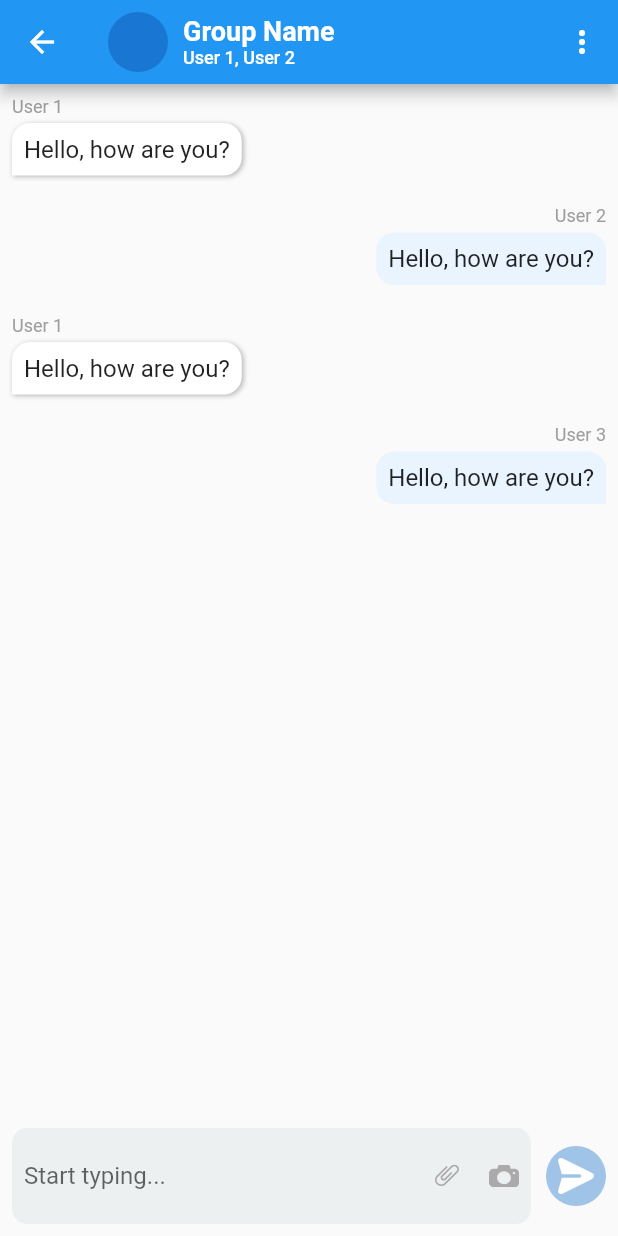
After one commit to abdut7/stellar_app, a Flutter app: the GroupChatScreen screen opened directly, on a phone screen of 412 x 824 dp. The commit adds this screen. Run offline on Flutter 3.47's test engine with Material 2 defaults, Android fonts, the phone set to English and light mode, and no system bars; our stand-ins replace contacts_service, dio, flutter_screenutil, flutter_svg, geolocator, get and 6 more; accounts and stored records are empty.

Commit message:
Added group screen

```diff
--- a/lib/View/Chat/HomeChat/sub/home/home_screen.dart
+++ b/lib/View/Chat/HomeChat/sub/home/home_screen.dart
@@ -1,6 +1,7 @@
 import 'package:base_project/View/chat/HomeChat/sub/home/widgets/chat_home_appbar_widget.dart';
 import 'package:base_project/View/chat/HomeChat/sub/home/widgets/chat_tile_widget.dart';
 import 'package:base_project/View/Contact/show_contact/show_contacts_screen.dart';
+import 'package:base_project/View/chat/group_chat/group_chat_screen.dart';
 import 'package:base_project/models/api_models/chat_history_model.dart';
 import 'package:base_project/services/api_services/chat_history_service.dart';
 import 'package:base_project/widgets/search_text_field.dart';
@@ -78,6 +79,8 @@ class _HomeScreenState extends State<HomeScreen> {
                         if (data.strType == "private") {
                           Get.to(() => PrivateChatScreen(
                               fullName: data.strName, chatId: data.strChatId));
+                        } else if (data.strType == "group") {
+                          Get.to(() => GroupChatScreen());
                         }
                       },
                     ),
--- a/lib/View/Chat/chat_screen/chat_screen.dart
+++ b/lib/View/Chat/chat_screen/chat_screen.dart
@@ -1,4 +1,3 @@
-import 'package:base_project/View/chat/chat_screen/widgets/bottom_field_sent_widget.dart';
 import 'package:base_project/View/chat/chat_screen/widgets/chat_appbar_title_widget.dart';
 import 'package:base_project/View/chat/chat_screen/widgets/chat_bubble.dart';
 import 'package:base_project/controllers/private_chat_controller.dart';
@@ -10,6 +9,7 @@ import 'package:flutter/material.dart';
 import 'package:get/get.dart';
 import 'package:intl/intl.dart';
 
+import '../widgets/bottom_field_sent_widget.dart';
 import 'model/message_model.dart';
 
 class PrivateChatScreen extends StatefulWidget {
--- a/lib/View/Chat/chat_screen/widgets/chat_bubble.dart
+++ b/lib/View/Chat/chat_screen/widgets/chat_bubble.dart
@@ -50,7 +50,7 @@ class ChatBubble extends StatelessWidget {
               ),
               const SizedBox(width: 4.0),
               if (isSent)
-                Icon(
+                const Icon(
                   true ? Icons.done_all : Icons.done,
                   color: Colors.grey,
                   size: 16.0,
--- /dev/null
+++ b/lib/View/Chat/group_chat/group_chat_screen.dart
@@ -0,0 +1,98 @@
+import 'package:base_project/View/chat/group_chat/widgets/group_chat_bubble.dart';
+import 'package:base_project/View/chat/widgets/bottom_field_sent_widget.dart';
+import 'package:flutter/material.dart';
+
+class GroupChatScreen extends StatelessWidget {
+  GroupChatScreen({super.key});
+
+  TextEditingController messageConteroller = TextEditingController();
+
+  @override
+  Widget build(BuildContext context) {
+    return Scaffold(
+      appBar: AppBar(
+        title: Row(
+          children: [
+            CircleAvatar(
+              // Replace with your group icon
+              // backgroundImage:
+              //     NetworkImage('https://example.com/group_icon.jpg'),
+              radius: 20.0, // Adjust the size of the circle avatar as needed
+            ),
+            SizedBox(width: 10.0),
+            Column(
+              crossAxisAlignment: CrossAxisAlignment.start,
+              children: [
+                Text(
+                  'Group Name',
+                  style: TextStyle(fontSize: 18.0, fontWeight: FontWeight.bold),
+                ),
+                Text(
+                  'User 1, User 2',
+                  style: TextStyle(fontSize: 12.0),
+                ),
+              ],
+            ),
+          ],
+        ),
+        actions: [
+          IconButton(
+            icon: Icon(Icons.more_vert),
+            onPressed: () {
+              // Implement your menu actions here
+            },
+          ),
+        ],
+      ),
+      body: Column(
+        children: [
+          // Chat messages
+          Expanded(
+            flex: 5,
+            child: ListView(
+              // Replace this with your chat messages data
+              children: [
+                GroupChatBubble(
+                  senderName: 'User 1',
+                  message: 'Hello, how are you?',
+                  alignment: BubbleAlignment
+                      .left, // Change to BubbleAlignment.right for the sender's messages
+                ),
+                GroupChatBubble(
+                  senderName: 'User 2',
+                  message: 'Hello, how are you?',
+                  alignment: BubbleAlignment
+                      .right, // Change to BubbleAlignment.right for the sender's messages
+                ),
+
+                GroupChatBubble(
+                  senderName: 'User 1',
+                  message: 'Hello, how are you?',
+                  alignment: BubbleAlignment
+                      .left, // Change to BubbleAlignment.right for the sender's messages
+                ),
+
+                GroupChatBubble(
+                  senderName: 'User 3',
+                  message: 'Hello, how are you?',
+                  alignment: BubbleAlignment
+                      .right, // Change to BubbleAlignment.right for the sender's messages
+                ),
+
+                // Add more chat messages here
+              ],
+            ),
+          ),
+
+          // Message input field
+          ChatBottomFieldSent(
+            controller: messageConteroller,
+            onsent: () {},
+            onCamera: () {},
+            onAttach: () {},
+          )
+        ],
+      ),
+    );
+  }
+}
--- /dev/null
+++ b/lib/View/Chat/group_chat/widgets/chat_message_widget.dart
@@ -0,0 +1,48 @@
+import 'package:flutter/material.dart';
+
+class ChatMessage extends StatelessWidget {
+  final String sender;
+  final String text;
+  final bool isSent;
+
+  ChatMessage({required this.sender, required this.text, required this.isSent});
+
+  @override
+  Widget build(BuildContext context) {
+    final messageColor = isSent
+        ? Color(0xFFE9F4FF)
+        : Colors.white; // Adjust the colors as per your requirements
+
+    final boxShadow = isSent
+        ? []
+        : [
+            BoxShadow(
+              color: Colors.black.withOpacity(0.25),
+              blurRadius: 2.0,
+              offset: Offset(1.0, 1.0),
+            ),
+          ];
+
+    return Container(
+      margin: EdgeInsets.all(8.0),
+      padding: EdgeInsets.all(8.0),
+      decoration: BoxDecoration(
+        color: messageColor,
+        borderRadius: BorderRadius.circular(8.0),
+        // boxShadow: boxShadow,
+      ),
+      child: Column(
+        crossAxisAlignment: CrossAxisAlignment.start,
+        children: [
+          Text(
+            sender,
+            style: TextStyle(
+              fontWeight: FontWeight.bold,
+            ),
+          ),
+          Text(text),
+        ],
+      ),
+    );
+  }
+}
--- /dev/null
+++ b/lib/View/Chat/group_chat/widgets/group_chat_bubble.dart
@@ -0,0 +1,68 @@
+import 'package:flutter/material.dart';
+
+enum BubbleAlignment { left, right }
+
+class GroupChatBubble extends StatelessWidget {
+  final String senderName;
+  final String message;
+  final BubbleAlignment alignment;
+
+  GroupChatBubble({
+    required this.senderName,
+    required this.message,
+    required this.alignment,
+  });
+
+  @override
+  Widget build(BuildContext context) {
+    return Padding(
+      padding: const EdgeInsets.all(8.0),
+      child: Column(
+        crossAxisAlignment: alignment == BubbleAlignment.left
+            ? CrossAxisAlignment.start
+            : CrossAxisAlignment.end,
+        children: [
+          Text(
+            senderName,
+            style: TextStyle(
+              fontSize: 12.0,
+              color: Colors.grey,
+            ),
+          ),
+          Container(
+            margin: EdgeInsets.symmetric(vertical: 4.0),
+            padding: EdgeInsets.all(8.0),
+            decoration: BoxDecoration(
+              color: alignment == BubbleAlignment.left
+                  ? Colors.white
+                  : Color(0xFFE9F4FF),
+              borderRadius: BorderRadius.only(
+                topLeft: Radius.circular(12.0),
+                topRight: Radius.circular(12.0),
+                bottomLeft: alignment == BubbleAlignment.right
+                    ? Radius.circular(12.0)
+                    : Radius.circular(0.0),
+                bottomRight: alignment == BubbleAlignment.left
+                    ? Radius.circular(12.0)
+                    : Radius.circular(0.0),
+              ),
+              boxShadow: alignment == BubbleAlignment.left
+                  ? [
+                      BoxShadow(
+                        color: Colors.black.withOpacity(0.25),
+                        blurRadius: 2.0,
+                        offset: Offset(1.0, 1.0),
+                      ),
+                    ]
+                  : [],
+            ),
+            child: Text(
+              message,
+              style: TextStyle(fontSize: 16.0),
+            ),
+          ),
+        ],
+      ),
+    );
+  }
+}
```
Also changed, not shown: lib/View/Chat/widgets/bottom_field_sent_widget.dart (renamed from lib/View/Chat/chat_screen/widgets/bottom_field_sent_widget.dart).
